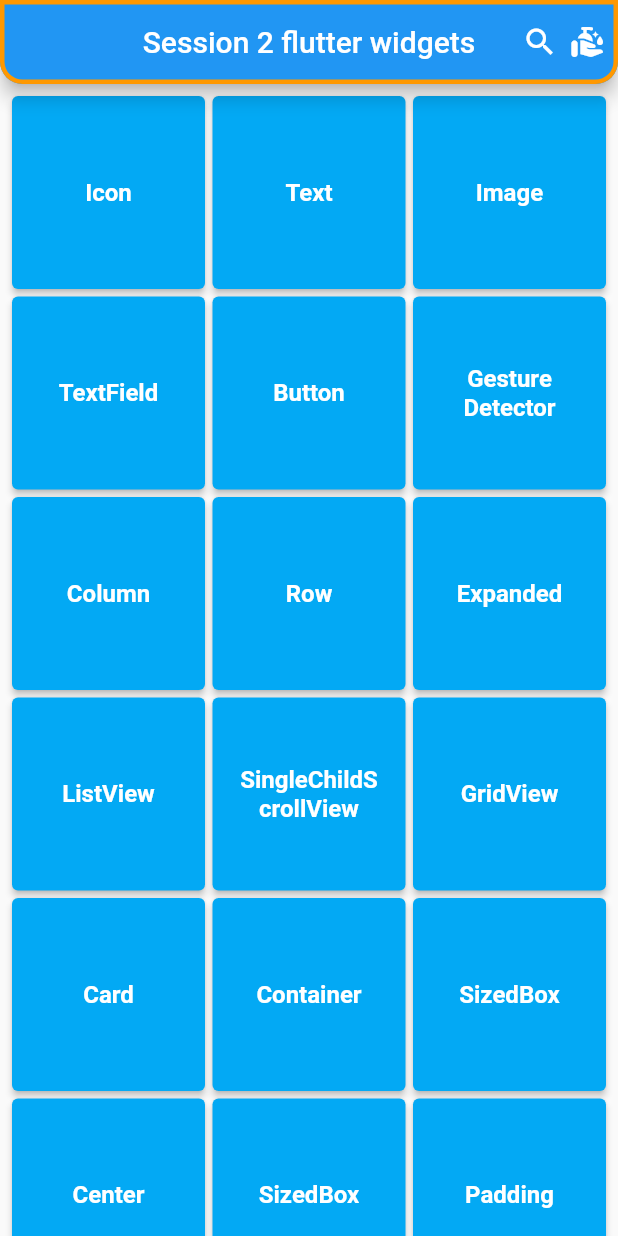
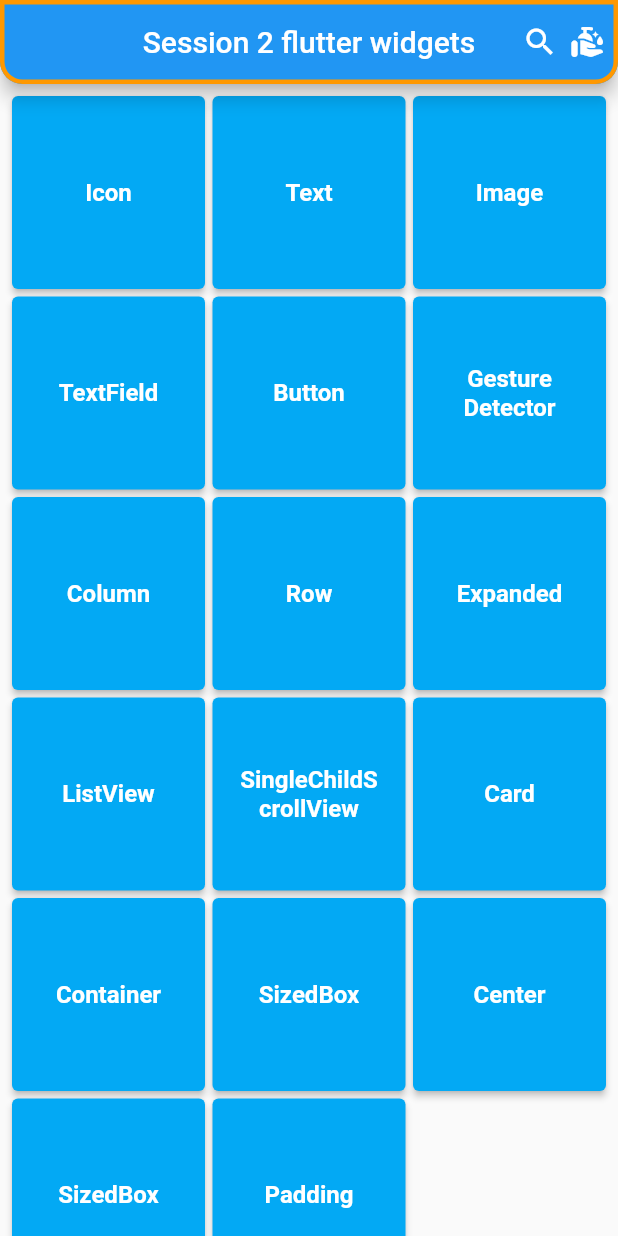
Before and after one commit to sherifhasan/flutter_introduction, a Flutter app: the screen it shows after launch, on a phone screen of 412 x 824 dp. Run offline on Flutter 3.47's test engine with Material 2 defaults, Android fonts, the phone set to English and light mode, and no system bars.

```diff
--- a/lib/main.dart
+++ b/lib/main.dart
@@ -163,10 +163,7 @@ class MyHomePage extends StatelessWidget {
               title: 'SingleChildScrollView',
               onPressed: () {},
             ),
-            GridItemChild(
-              title: 'GridView',
-              onPressed: () {},
-            ),
+
             GridItemChild(
               title: 'Card',
               onPressed: () {},
```
